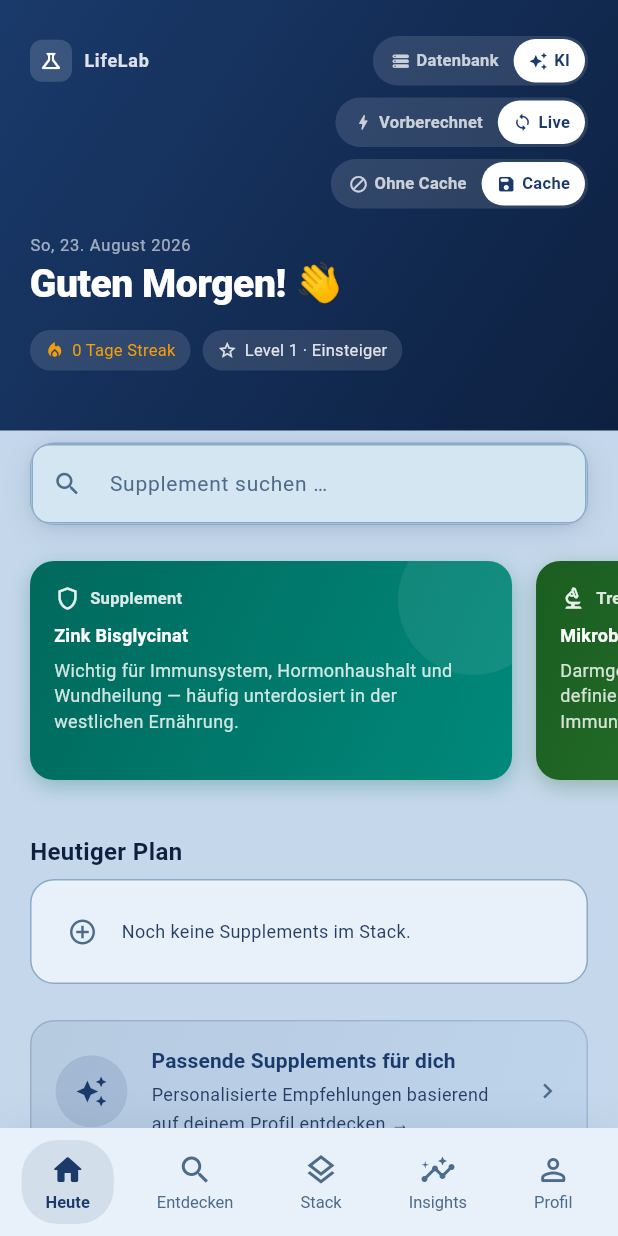
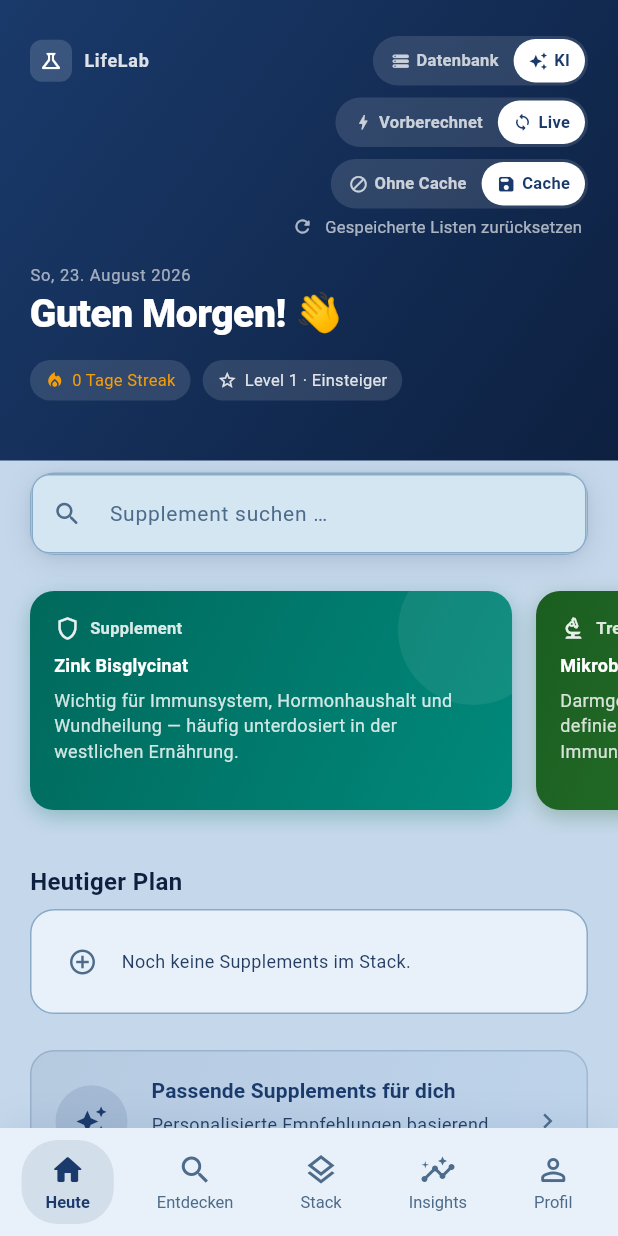
Before and after one commit to JonasArnold77/Stack-Sense, a Flutter app: the HeuteScreen screen opened by its route, on a phone screen of 412 x 824 dp. Run offline on Flutter 3.47's test engine with Material 3 defaults, Android fonts, the phone set to English and light mode, and no system bars; our stand-ins replace audioplayers, flutter_dotenv, flutter_riverpod, go_router, shared_preferences; missing offline and left inert: amplify_auth_cognito, amplify_flutter; accounts and stored records are empty; network calls fail.

Commit message:
Persist loaded Live-mode recommendation lists locally
Once a Themenfeld/Phase/Basis-Supplementierung list has been loaded in
Live mode, it's saved to SharedPreferences and reused on next open
instead of regenerating — Vorberechnet is untouched since it already
loads from the backend precompute tables. The only automatic
invalidation is a season change; profile changes deliberately do NOT
invalidate (reserved for a future paid re-generation feature, to keep
AI compute costs bounded for now). A new "Gespeicherte Listen
zurücksetzen" button on the Home Screen clears everything manually.

Co-Authored-By: Claude Sonnet 5 <noreply@anthropic.com>

```diff
--- a/lib/features/heute/presentation/screens/heute_screen.dart
+++ b/lib/features/heute/presentation/screens/heute_screen.dart
@@ -4,6 +4,7 @@ import 'package:go_router/go_router.dart';
 
 import '../../../../core/constants/app_constants.dart';
 import '../../../../core/router/app_router.dart';
+import '../../../../core/services/recommendation_local_cache.dart';
 import '../../../../core/theme/app_colors.dart';
 import '../../../../core/theme/app_text_styles.dart';
 import '../../../checkin/data/checkin_provider.dart';
@@ -276,6 +277,11 @@ class _GreetingHeader extends ConsumerWidget {
             alignment: Alignment.centerRight,
             child: _CacheModeToggle(),
           ),
+          const SizedBox(height: AppConstants.spaceXS),
+          const Align(
+            alignment: Alignment.centerRight,
+            child: _ResetSavedListsButton(),
+          ),
           const SizedBox(height: AppConstants.spaceM),
           Text(
             dateStr,
@@ -390,6 +396,68 @@ class _RecommendationSourceModeToggle extends ConsumerWidget {
 }
 
 // ---------------------------------------------------------------------------
+// Reset-Button — löscht alle lokal gespeicherten Empfehlungslisten
+// (RecommendationLocalCache), damit sie beim nächsten Öffnen neu generiert
+// werden. Einmalige Aktion, kein Umschalter wie die Toggles oben.
+// ---------------------------------------------------------------------------
+
+class _ResetSavedListsButton extends StatelessWidget {
+  const _ResetSavedListsButton();
+
+  Future<void> _confirmAndReset(BuildContext context) async {
+    final confirmed = await showDialog<bool>(
+      context: context,
+      builder: (ctx) => AlertDialog(
+        title: const Text('Gespeicherte Listen löschen?'),
+        content: const Text(
+          'Alle lokal gespeicherten Supplement-Listen (Live-Modus) werden '
+          'gelöscht. Beim nächsten Öffnen wird für jedes Themenfeld neu '
+          'generiert.',
+        ),
+        actions: [
+          TextButton(
+            onPressed: () => Navigator.of(ctx).pop(false),
+            child: const Text('Abbrechen'),
+          ),
+          FilledButton(
+            onPressed: () => Navigator.of(ctx).pop(true),
+            child: const Text('Löschen'),
+          ),
+        ],
+      ),
+    );
+    if (confirmed != true) return;
+
+    await RecommendationLocalCache.instance.clearAll();
+    if (context.mounted) {
+      ScaffoldMessenger.of(context).showSnackBar(
+        const SnackBar(content: Text('Gespeicherte Listen gelöscht.')),
+      );
+    }
+  }
+
+  @override
+  Widget build(BuildContext context) {
+    return TextButton.icon(
+      onPressed: () => _confirmAndReset(context),
+      style: TextButton.styleFrom(
+        foregroundColor: Colors.white.withOpacity(0.65),
+        padding: const EdgeInsets.symmetric(horizontal: 4),
+        minimumSize: Size.zero,
+        tapTargetSize: MaterialTapTargetSize.shrinkWrap,
+      ),
+      icon: const Icon(Icons.refresh_rounded, size: 14),
+      label: Text(
+        'Gespeicherte Listen zurücksetzen',
+        style: AppTextStyles.caption.copyWith(
+          color: Colors.white.withOpacity(0.65),
+        ),
+      ),
+    );
+  }
+}
+
+// ---------------------------------------------------------------------------
 // Cache-Testmodus-Switch — 6h-Backend-Cache für Live-Empfehlungen an/aus
 // ---------------------------------------------------------------------------
 
--- a/lib/features/recommendations/domain/models/supplement.dart
+++ b/lib/features/recommendations/domain/models/supplement.dart
@@ -56,6 +56,13 @@ class ProductLink {
         url: json['url'] as String,
         note: json['note'] as String?,
       );
+
+  Map<String, dynamic> toJson() => {
+        'label': label,
+        'shop': shop,
+        'url': url,
+        'note': note,
+      };
 }
 
 /// Eine natürliche Lebensmittelquelle für einen Nährstoff.
@@ -121,6 +128,12 @@ class SecondaryBenefit {
         'green' => EvidenceLevel.green,
         'red' => EvidenceLevel.red,
         _ => EvidenceLevel.yellow,
+      };
+
+  Map<String, dynamic> toJson() => {
+        'text': text,
+        'evidence_level': evidenceLevel.name,
+        'condition': condition,
       };
 }
 
@@ -256,4 +269,79 @@ class Supplement {
     this.foodCoverageScore = 5,
     this.relevanceScore = 75,
   });
+
+  /// Round-trip-Serialisierung fürs lokale Zwischenspeichern bereits geladener
+  /// Empfehlungslisten (siehe RecommendationLocalCache) — dasselbe Feld-Schema
+  /// wie die Backend-Antwort, damit ein und derselbe Parser beide Quellen liest.
+  factory Supplement.fromJson(Map<String, dynamic> json) {
+    final rawLinks = json['product_links'] as List<dynamic>? ?? [];
+    final rawCategories = json['categories'] as List<dynamic>? ?? [];
+    final rawWirkstoffe = json['enthaltene_wirkstoffe'] as List<dynamic>? ?? [];
+    final rawSecondary = json['secondary_benefit'] as Map<String, dynamic>?;
+
+    return Supplement(
+      id: json['id'] as String,
+      name: json['name'] as String,
+      substanceName: json['substance_name'] as String?,
+      evidenceLevel: _parseEvidenceLevel(json['evidence_level'] as String? ?? 'yellow'),
+      substanceCategory: parseSubstanceCategory(json['substance_category'] as String?),
+      pitch: (json['pitch'] as String?) ?? '',
+      evidenceReason: (json['evidence_reason'] as String?) ?? '',
+      dosage: (json['dosage'] as String?) ?? '',
+      intakeTime: (json['intake_time'] as String?) ?? '',
+      intakeHint: json['intake_hint'] as String?,
+      drugInteraction: json['drug_interaction'] as String?,
+      interactionSeverity: _parseSeverity(json['interaction_severity'] as String?),
+      productLinks: rawLinks
+          .map((e) => ProductLink.fromJson(e as Map<String, dynamic>))
+          .toList(),
+      categories: rawCategories.map((e) => e as String).toList(),
+      supplementType: _parseSupplementType(json['supplement_type'] as String?),
+      enthalteneWirkstoffe: rawWirkstoffe.map((e) => e as String).toList(),
+      secondaryBenefit:
+          rawSecondary != null ? SecondaryBenefit.fromJson(rawSecondary) : null,
+      foodCoverageScore: (json['food_coverage_score'] as num?)?.toInt() ?? 5,
+      relevanceScore: (json['relevance_score'] as num?)?.toInt() ?? 75,
+    );
+  }
+
+  Map<String, dynamic> toJson() => {
+        'id': id,
+        'name': name,
+        'substance_name': substanceName,
+        'evidence_level': evidenceLevel.name,
+        'substance_category': substanceCategory?.fullLabel,
+        'pitch': pitch,
+        'evidence_reason': evidenceReason,
+        'dosage': dosage,
+        'intake_time': intakeTime,
+        'intake_hint': intakeHint,
+        'drug_interaction': drugInteraction,
+        'interaction_severity': interactionSeverity.name,
+        'product_links': productLinks.map((p) => p.toJson()).toList(),
+        'categories': categories,
+        'supplement_type': supplementType.name,
+        'enthaltene_wirkstoffe': enthalteneWirkstoffe,
+        'secondary_benefit': secondaryBenefit?.toJson(),
+        'food_coverage_score': foodCoverageScore,
+        'relevance_score': relevanceScore,
+      };
+
+  static EvidenceLevel _parseEvidenceLevel(String raw) => switch (raw) {
+        'green' => EvidenceLevel.green,
+        'yellow' => EvidenceLevel.yellow,
+        _ => EvidenceLevel.red,
+      };
+
+  static InteractionSeverity _parseSeverity(String? raw) => switch (raw) {
+        'timing' => InteractionSeverity.timing,
+        'moderate' => InteractionSeverity.moderate,
+        'high' => InteractionSeverity.high,
+        _ => InteractionSeverity.none,
+      };
+
+  static SupplementType _parseSupplementType(String? raw) => switch (raw) {
+        'group' => SupplementType.group,
+        _ => SupplementType.single,
+      };
 }
```
Also changed, not shown: lib/core/services/recommendation_local_cache.dart (added, +78 -0 lines), lib/features/phase_goals/presentation/screens/phase_goal_recommendations_screen.dart (+10 -2 lines), lib/features/profile_recommendations/presentation/screens/profile_recommendations_screen.dart (+24 -4 lines), lib/features/recommendations/presentation/screens/recommendations_screen.dart (+19 -6 lines).
